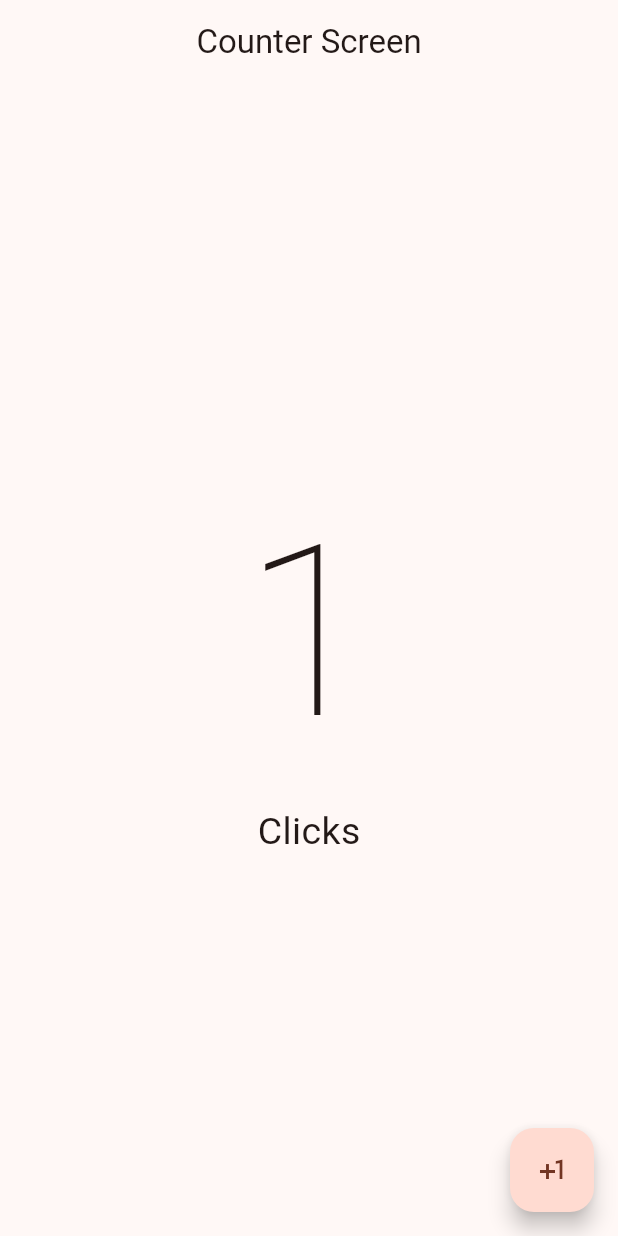
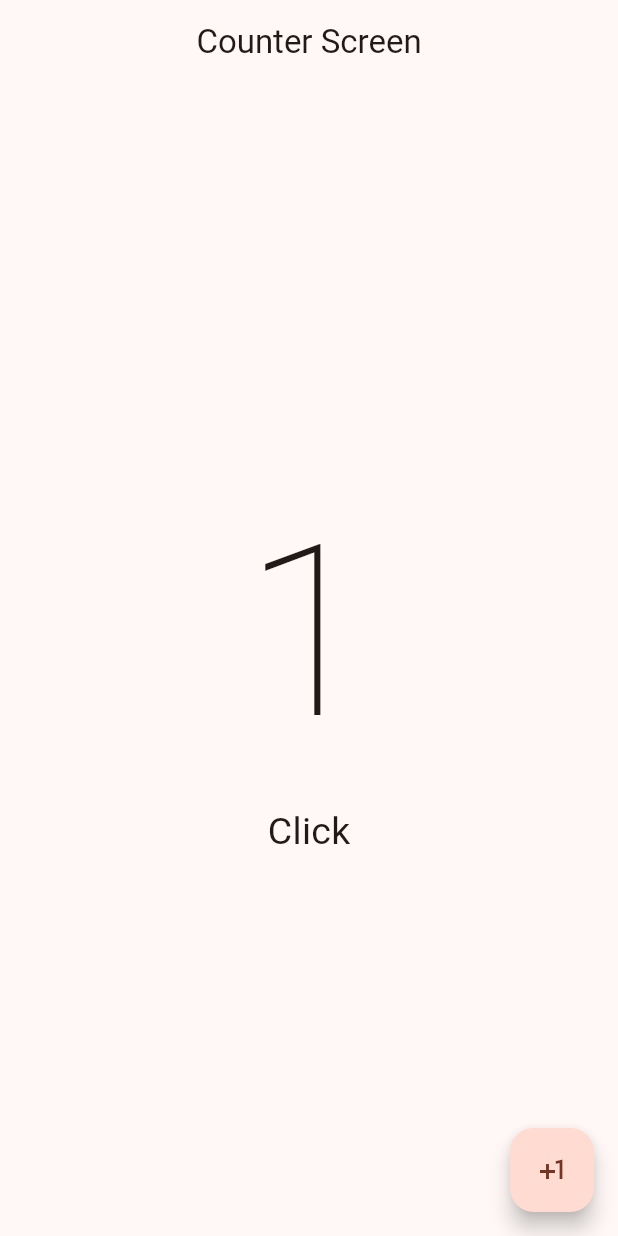
Before and after one commit to SergioNahin/Aplicacion_Conteo, a Flutter app: the screen it shows after launch, after a tap on the "plus one" icon, on a phone screen of 412 x 824 dp. Run offline on Flutter 3.47's test engine with Material 3 defaults, Android fonts, the phone set to English and light mode, and no system bars.

Commit message:
Funcion_ConteoBoton_Palabra

```diff
--- a/contador_app/lib/presentation/screen/Counters/counter_screen.dart
+++ b/contador_app/lib/presentation/screen/Counters/counter_screen.dart
@@ -26,9 +26,9 @@ class _CounterScreenState extends State<CounterScreen> {
               style:
                   const TextStyle(fontSize: 160, fontWeight: FontWeight.w100),
             ),
-            const Text(
-              'Clicks',
-              style: TextStyle(fontSize: 25),
+            Text(
+              'Click${clickCounter == 1 ? '':'s'}',
+              style: const TextStyle(fontSize: 25),
             )
           ],
         ),
```
